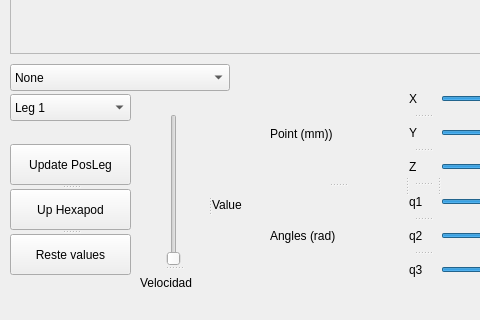
Before: the Qt Designer form hexapodController/src/mainUI.ui in ibarbech/hexapod, drawn with Qt 5; both pictures show x 0 to 480 and y 296 to 616 of the 784 by 616 pixel window.
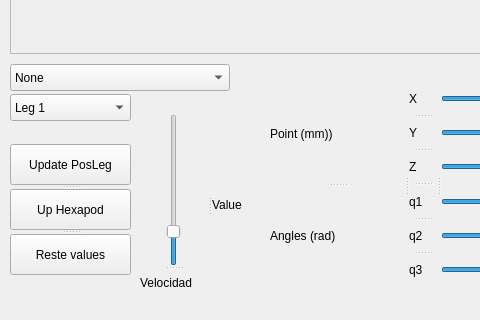
After: the same form once the commit is applied.

Commit message: correcto Quadruped Crawl existe un error

What changed in the file:
```diff
--- a/hexapodController/src/mainUI.ui
+++ b/hexapodController/src/mainUI.ui
@@ -349,7 +349,10 @@
     </property>
     <widget class="QSlider" name="sliderVel">
      <property name="maximum">
-      <number>6</number>
+      <number>500</number>
+     </property>
+     <property name="value">
+      <number>100</number>
      </property>
      <property name="orientation">
       <enum>Qt::Vertical</enum>
```
The commit also changes 2 other files.
